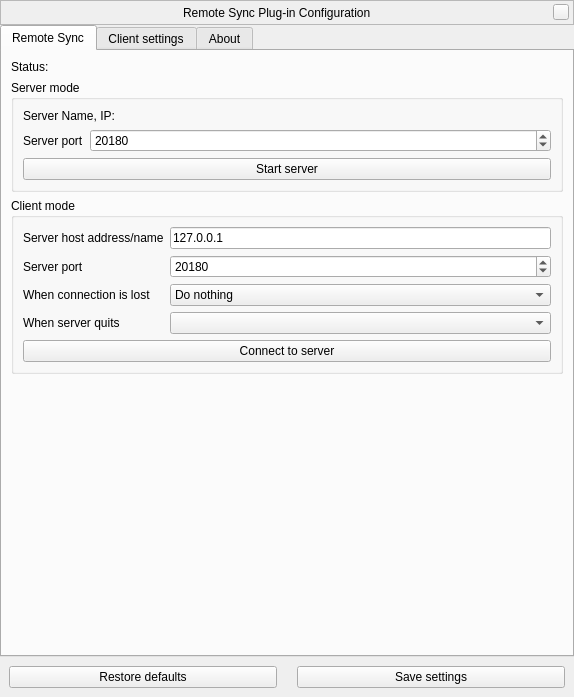
The window that plugins/RemoteSync/src/gui/remoteSyncDialog.ui (greck2908/stellarium) describes before a commit, drawn with Qt 5.
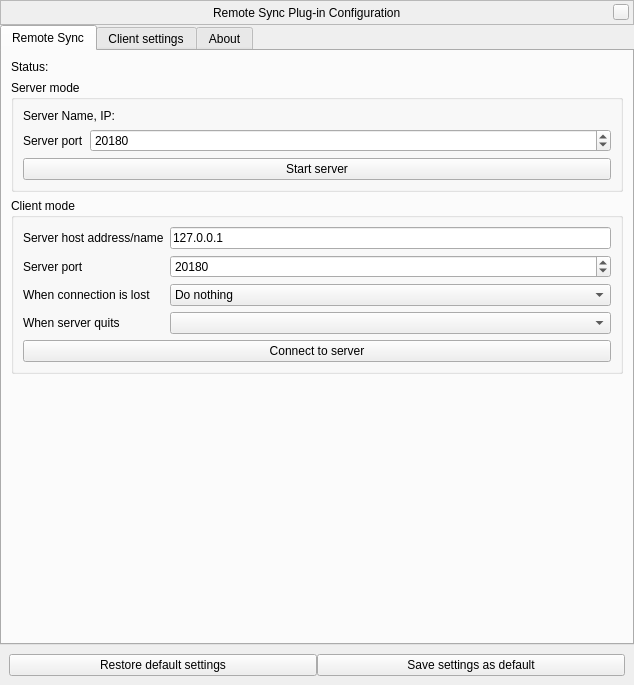
The same window after the commit. Custom widgets are drawn as their Qt base class.

The edit to the form file:
```diff
--- a/plugins/RemoteSync/src/gui/remoteSyncDialog.ui
+++ b/plugins/RemoteSync/src/gui/remoteSyncDialog.ui
@@ -6,8 +6,8 @@
    <rect>
     <x>0</x>
     <y>0</y>
-    <width>574</width>
-    <height>697</height>
+    <width>634</width>
+    <height>685</height>
    </rect>
   </property>
   <property name="windowTitle">
@@ -579,26 +579,10 @@
         </sizepolicy>
        </property>
        <property name="text">
-        <string>Restore defaults</string>
+        <string>Restore default settings</string>
        </property>
       </widget>
      </item>
-     <item>
-      <spacer name="horizontalSpacer">
-       <property name="orientation">
-        <enum>Qt::Horizontal</enum>
-       </property>
-       <property name="sizeType">
-        <enum>QSizePolicy::Fixed</enum>
-       </property>
-       <property name="sizeHint" stdset="0">
-        <size>
-         <width>20</width>
-         <height>20</height>
-        </size>
-       </property>
-      </spacer>
-     </item>
      <item>
       <widget class="QPushButton" name="saveSettingsButton">
        <property name="sizePolicy">
@@ -608,7 +592,7 @@
         </sizepolicy>
        </property>
        <property name="text">
-        <string>Save settings</string>
+        <string>Save settings as default</string>
        </property>
       </widget>
      </item>
```
